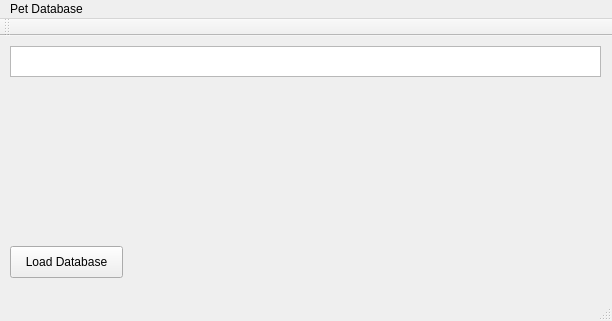
Before: the Qt Designer form mainwindow.ui in senrohit/Cse335Project2, drawn with Qt 5.
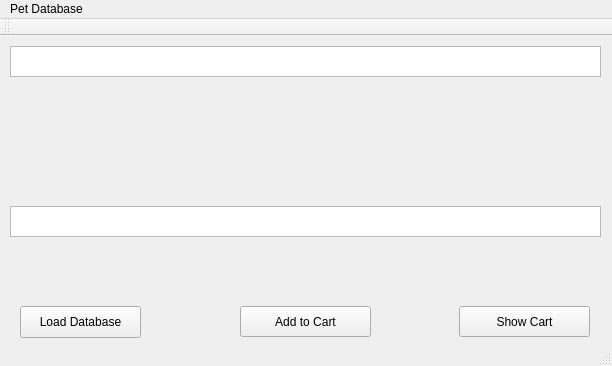
After: the same form once the commit is applied. Custom widgets are drawn as their Qt base class.

Patch:
```diff
--- a/mainwindow.ui
+++ b/mainwindow.ui
@@ -7,7 +7,7 @@
     <x>0</x>
     <y>0</y>
     <width>612</width>
-    <height>321</height>
+    <height>366</height>
    </rect>
   </property>
   <property name="windowTitle">
@@ -17,9 +17,9 @@
    <widget class="LoadButton" name="loadDB">
     <property name="geometry">
      <rect>
-      <x>10</x>
-      <y>210</y>
-      <width>113</width>
+      <x>20</x>
+      <y>270</y>
+      <width>121</width>
       <height>32</height>
      </rect>
     </property>
@@ -37,6 +37,42 @@
      </rect>
     </property>
    </widget>
+   <widget class="PetBundleTableView" name="bundleView">
+    <property name="geometry">
+     <rect>
+      <x>10</x>
+      <y>170</y>
+      <width>591</width>
+      <height>31</height>
+     </rect>
+    </property>
+   </widget>
+   <widget class="QPushButton" name="addCart">
+    <property name="geometry">
+     <rect>
+      <x>240</x>
+      <y>270</y>
+      <width>131</width>
+      <height>31</height>
+     </rect>
+    </property>
+    <property name="text">
+     <string>Add to Cart</string>
+    </property>
+   </widget>
+   <widget class="QPushButton" name="show_cart">
+    <property name="geometry">
+     <rect>
+      <x>459</x>
+      <y>270</y>
+      <width>131</width>
+      <height>31</height>
+     </rect>
+    </property>
+    <property name="text">
+     <string>Show Cart</string>
+    </property>
+   </widget>
   </widget>
   <widget class="QMenuBar" name="menuBar">
    <property name="geometry">
@@ -76,6 +112,11 @@
    <extends>QPushButton</extends>
    <header location="global">loadbutton.h</header>
   </customwidget>
+  <customwidget>
+   <class>PetBundleTableView</class>
+   <extends>QTableView</extends>
+   <header location="global">petbundletableview.h</header>
+  </customwidget>
  </customwidgets>
  <resources/>
  <connections/>
```
Left out of the diff: 2 changed lines with no effect on the pictures.
